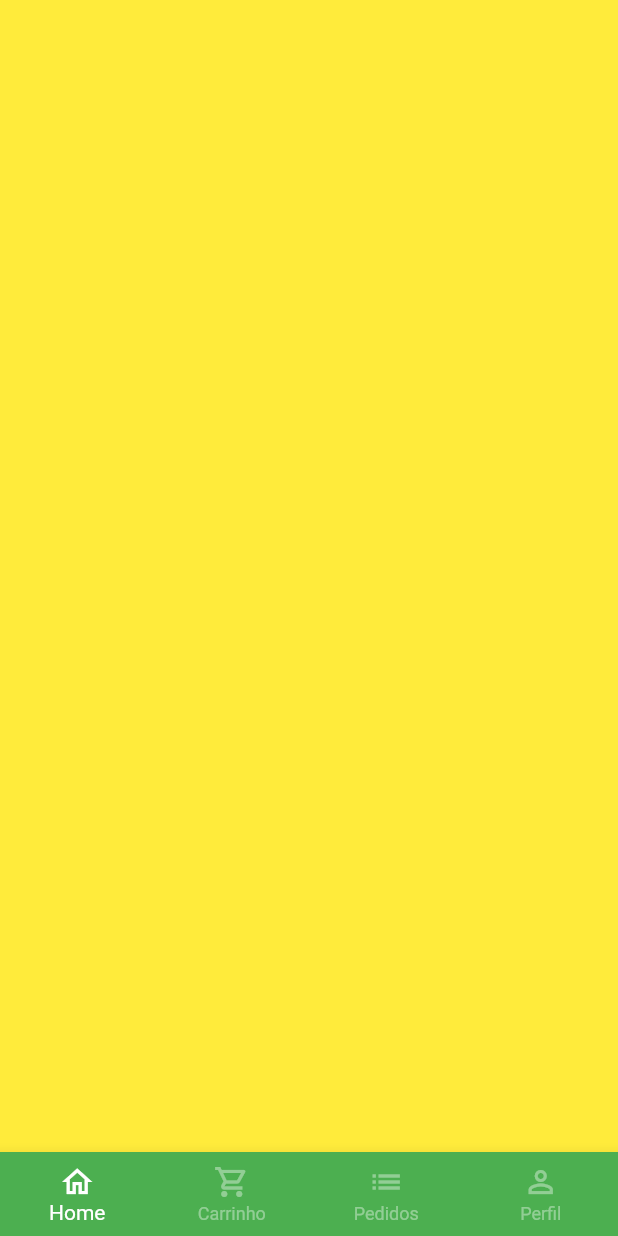
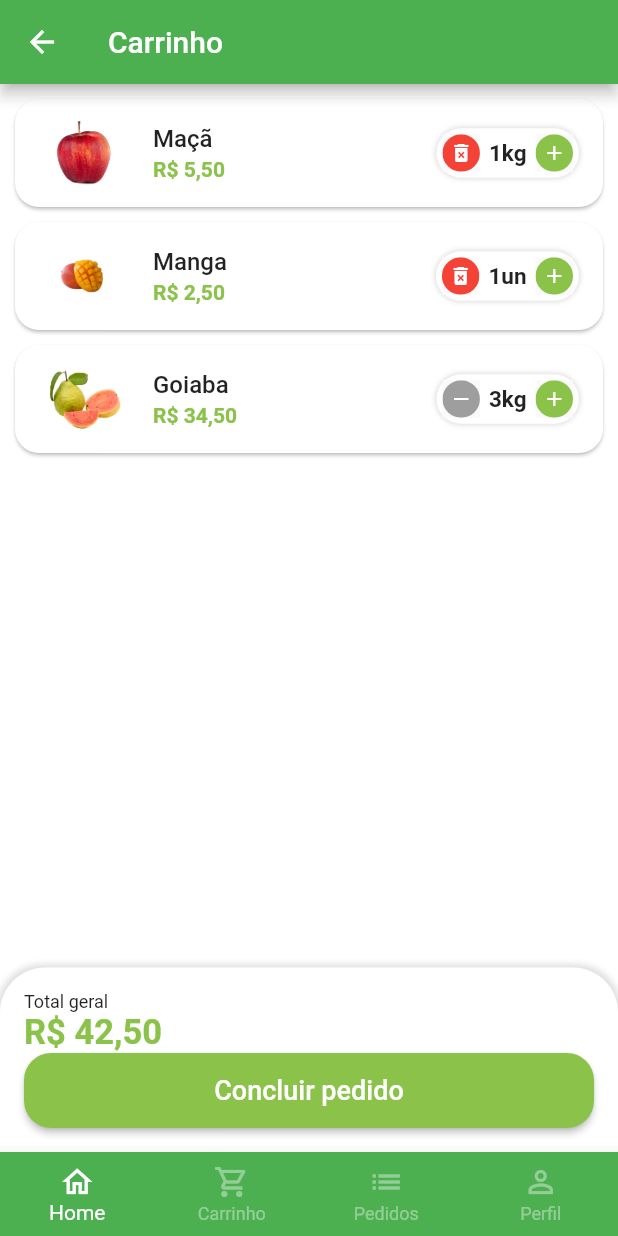
Before and after one commit to GabrielFelip/quitanda_virtual, a Flutter app: the BaseScreen screen opened directly, swiped to page 2, on a phone screen of 412 x 824 dp. Run offline on Flutter 3.47's test engine with Material 2 defaults, Android fonts, the phone set to English and light mode, and no system bars; our stand-ins replace animated_text_kit, badges, mask_text_input_formatter.

Commit message:
Tela do carrinho

```diff
--- a/lib/src/config/app_data.dart
+++ b/lib/src/config/app_data.dart
@@ -1,3 +1,4 @@
+import 'package:quitanda_virtual/src/models/cart_item_model.dart';
 import 'package:quitanda_virtual/src/models/item_model.dart';
 
 ItemModel apple = ItemModel(
@@ -71,3 +72,11 @@ List<String> categories = [
     'Temperos',
     'Cereais',
   ];
+
+List<CartItemModel> cartItems = [
+
+  CartItemModel(item: apple, quantity: 1),
+  CartItemModel(item: mango, quantity: 1),
+  CartItemModel(item: guava, quantity: 3),
+
+];
--- /dev/null
+++ b/lib/src/models/cart_item_model.dart
@@ -0,0 +1,14 @@
+
+import 'item_model.dart';
+
+class CartItemModel {
+  ItemModel item;
+  int quantity;
+  CartItemModel({
+    required this.item,
+    required this.quantity,
+  });
+
+  double totalPrice() => double.parse(item.price) * quantity;
+
+}
--- a/lib/src/pages/base/base_screen.dart
+++ b/lib/src/pages/base/base_screen.dart
@@ -1,4 +1,5 @@
 import 'package:flutter/material.dart';
+import 'package:quitanda_virtual/src/pages/cart/cart_tab.dart';
 
 import '../home/home_tab.dart';
 
@@ -21,7 +22,7 @@ class _BaseScreenState extends State<BaseScreen> {
         controller: pageController,
         children: [
           const HomeTab(),
-          Container(color: Colors.yellow,),
+          CartTab(),
           Container(color: Colors.blue,),
           Container(color: Colors.purple,),
         ],
--- /dev/null
+++ b/lib/src/pages/cart/cart_tab.dart
@@ -0,0 +1,143 @@
+import 'package:flutter/material.dart';
+import 'package:quitanda_virtual/src/config/custom_colors.dart';
+import 'package:quitanda_virtual/src/models/cart_item_model.dart';
+import 'package:quitanda_virtual/src/pages/cart/components/cart_tile.dart';
+import 'package:quitanda_virtual/src/services/utils_services.dart';
+import 'package:quitanda_virtual/src/config/app_data.dart' as app_data;
+
+class CartTab extends StatefulWidget {
+  const CartTab({Key? key}) : super(key: key);
+
+  @override
+  State<CartTab> createState() => _CartTabState();
+}
+
+class _CartTabState extends State<CartTab> {
+  final UtilsServices utilsServices = UtilsServices();
+
+  void removeItemFromCart(CartItemModel cartItem) {
+    setState(() {
+      app_data.cartItems.remove(cartItem);
+    });
+  }
+
+  double cartTotalPrice() {
+    double total = 0;
+    for (var item in app_data.cartItems) {
+      total += item.totalPrice();
+    }
+    return total;
+  }
+
+  @override
+  Widget build(BuildContext context) {
+    return Scaffold(
+      appBar: AppBar(
+        title: const Text('Carrinho'),
+      ),
+      body: Column(
+        children: [
+          Expanded(
+              child: ListView.builder(
+            itemCount: app_data.cartItems.length,
+            itemBuilder: (_, index) {
+              return CartTile(
+                  cartItem: app_data.cartItems[index],
+                  remove: removeItemFromCart);
+            },
+          )),
+          const SizedBox(
+            height: 20,
+          ),
+          Container(
+            padding: const EdgeInsets.all(16),
+            decoration: BoxDecoration(
+              color: Colors.white,
+              borderRadius: const BorderRadius.vertical(
+                top: Radius.circular(30),
+              ),
+              boxShadow: [
+                BoxShadow(
+                  color: Colors.grey.shade300,
+                  blurRadius: 3,
+                  spreadRadius: 2,
+                ),
+              ],
+            ),
+            child: Column(
+              crossAxisAlignment: CrossAxisAlignment.stretch,
+              children: [
+                const Text(
+                  'Total geral',
+                  style: TextStyle(
+                    fontSize: 12,
+                  ),
+                ),
+                Text(
+                  utilsServices.priceToCurrency(cartTotalPrice()),
+                  style: TextStyle(
+                    fontSize: 23,
+                    color: CustomColors.customSwatchColor,
+                    fontWeight: FontWeight.bold,
+                  ),
+                ),
+                SizedBox(
+                  height: 50,
+                  child: ElevatedButton(
+                    style: ElevatedButton.styleFrom(
+                        primary: CustomColors.customSwatchColor,
+                        shape: RoundedRectangleBorder(
+                          borderRadius: BorderRadius.circular(18),
+                        )),
+                    onPressed: () async {
+                      bool? result = await showOrderConfirmation();
+                    },
+                    child: const Text(
+                      'Concluir pedido',
+                      style: TextStyle(
+                        fontSize: 18,
+                      ),
+                    ),
+                  ),
+                ),
+              ],
+            ),
+          ),
+        ],
+      ),
+    );
+  }
+
+  Future<bool?> showOrderConfirmation() {
+    return showDialog(
+        context: context,
+        builder: (context) {
+          return AlertDialog(
+            shape: RoundedRectangleBorder(
+              borderRadius: BorderRadius.circular(20),
+            ),
+            title: const Text("Confirmação"),
+            content: const Text('Deseja Realmente concluir o pedido?'),
+            actions: [
+              TextButton(
+                onPressed: () {
+                  Navigator.of(context).pop(false);
+                },
+                child: const Text("Não"),
+              ),
+              ElevatedButton(
+                style: ElevatedButton.styleFrom(
+                  shape: RoundedRectangleBorder(
+                    borderRadius: BorderRadius.circular(20),
+                  ),
+                ),
+                onPressed: () {
+                  Navigator.of(context).pop(true);
+                },
+                child: const Text("Sim"),
+              ),
+            ],
+          );
+        });
+  }
+}
--- /dev/null
+++ b/lib/src/pages/cart/components/cart_tile.dart
@@ -0,0 +1,73 @@
+import 'package:flutter/material.dart';
+import 'package:quitanda_virtual/src/models/cart_item_model.dart';
+import 'package:quitanda_virtual/src/pages/common_widgets/quantity_widget.dart';
+import 'package:quitanda_virtual/src/services/utils_services.dart';
+
+import '../../../config/custom_colors.dart';
+
+class CartTile extends StatefulWidget {
+  final CartItemModel cartItem;
+  final Function(CartItemModel) remove;
+
+  const CartTile({
+    Key? key,
+    required this.cartItem,
+    required this.remove,
+  }) : super(key: key);
+
+  @override
+  State<CartTile> createState() => _CartTileState();
+}
+
+class _CartTileState extends State<CartTile> {
+  final UtilsServices utilsServices = UtilsServices();
+
+  @override
+  Widget build(BuildContext context) {
+    return Card(
+      margin: const EdgeInsets.fromLTRB(10, 10, 10, 0),
+      shape: RoundedRectangleBorder(
+        borderRadius: BorderRadius.circular(16),
+      ),
+      child: ListTile(
+        // Imagem
+        leading: Image.asset(
+          widget.cartItem.item.imgUrl,
+          height: 60,
+          width: 60,
+        ),
+
+        // Titulo
+        title: Text(
+          widget.cartItem.item.itemName,
+          style: const TextStyle(fontWeight: FontWeight.w500),
+        ),
+
+        // Total
+        subtitle: Text(
+          utilsServices.priceToCurrency(widget.cartItem.totalPrice()),
+          style: TextStyle(
+            color: CustomColors.customSwatchColor,
+            fontWeight: FontWeight.bold,
+          ),
+        ),
+
+        // Quantidade
+        trailing: QuantityWidget(
+          suffixText: widget.cartItem.item.unit,
+          value: widget.cartItem.quantity,
+          result: (quantity) {
+            setState(() {
+              widget.cartItem.quantity = quantity;
+
+              if (quantity == 0) {
+                widget.remove(widget.cartItem);
+              }
+            });
+          },
+          isRemovable: true,
+        ),
+      ),
+    );
+  }
+}
--- a/lib/src/pages/common_widgets/quantity_widget.dart
+++ b/lib/src/pages/common_widgets/quantity_widget.dart
@@ -5,12 +5,14 @@ class QuantityWidget extends StatelessWidget {
   final int value;
   final String suffixText;
   final Function(int quantity) result;
+  final bool isRemovable;
 
   const QuantityWidget(
       {Key? key,
       required this.value,
       required this.suffixText,
-      required this.result})
+      required this.result,
+      this.isRemovable = false})
       : super(key: key);
 
   @override
@@ -26,12 +28,13 @@ class QuantityWidget extends StatelessWidget {
         ],
       ),
       child: Row(
+        mainAxisSize: MainAxisSize.min,
         children: [
           _QuantityButton(
-            icon: Icons.remove,
-            color: Colors.grey,
+            icon: !isRemovable || value > 1 ? Icons.remove : Icons.delete_forever,
+            color: !isRemovable || value > 1 ? Colors.grey : Colors.red,
             onPressed: () {
-              if(value == 1) return;
+              if (value == 1 && !isRemovable) return;
               int resultCount = value - 1;
               result(resultCount);
             },
```
